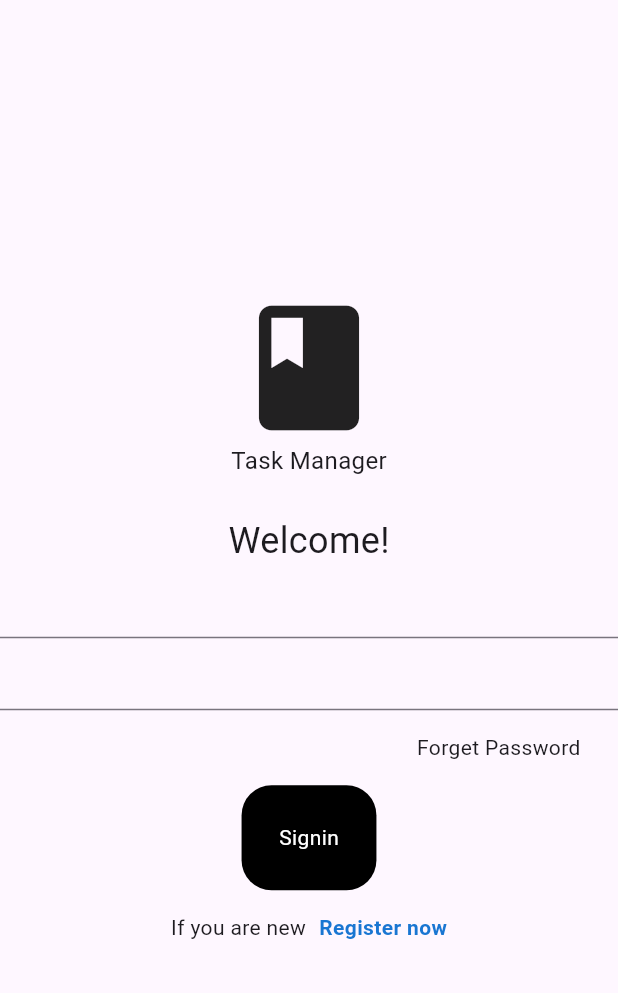
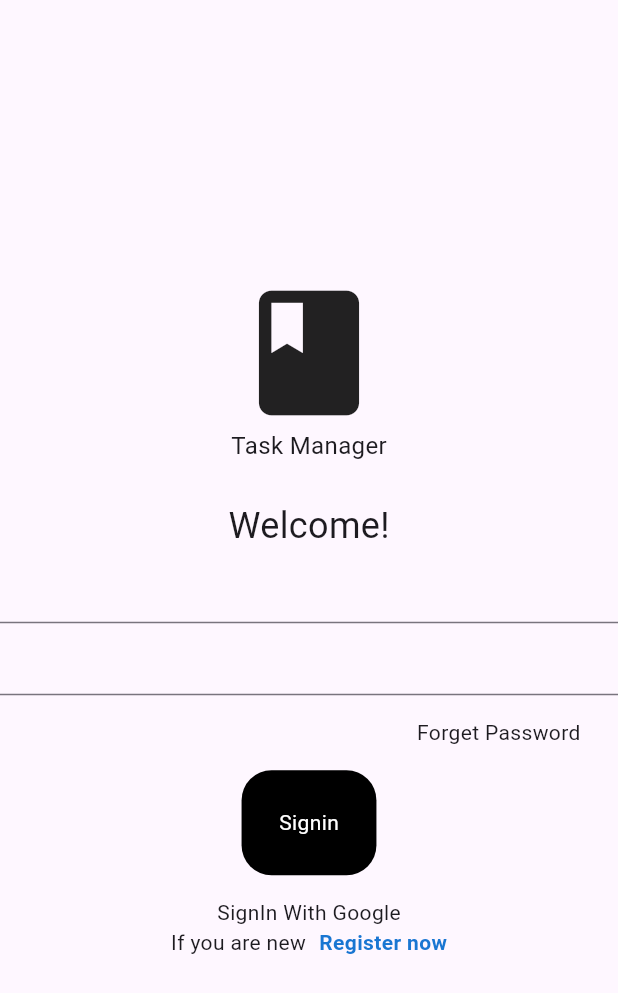
Before and after one commit to anuteshome/Flurd, a Flutter app: the screen it shows after launch, on a phone screen of 412 x 824 dp. Shown: the top 993 px of the screen. Run offline on Flutter 3.47's test engine with Material 3 defaults, Android fonts, the light colour scheme and no system bars; our stand-ins replace cloud_firestore, firebase_auth, firebase_core, google_sign_in; accounts and stored records are empty.

Commit message:
fix: Making GoogleAuth

```diff
--- a/lib/pages/LoginPage.dart
+++ b/lib/pages/LoginPage.dart
@@ -2,6 +2,7 @@ import 'package:flutter/material.dart';
 import 'package:firebase_auth/firebase_auth.dart';
 import 'package:flurd/Component/Button.dart';
 import 'package:flurd/pages/home_page.dart';
+import 'package:flurd/Services/GoogleAuth.dart';
 
 
 class Loginpage extends StatefulWidget {
@@ -79,7 +80,11 @@ MyButton(
   onTap: TaskSign,
   text: "Signin",
 ),
+GestureDetector(
+  onTap:Googleauth().signinGoogle,
+  child: Text("SignIn With Google"),
 
+),
 Row(
   mainAxisAlignment: MainAxisAlignment.center,
   children: [
--- a/pubspec.yaml
+++ b/pubspec.yaml
@@ -37,6 +37,7 @@ dependencies:
   firebase_core: ^4.4.0
   cloud_firestore: ^6.1.2
   firebase_auth: ^6.1.4
+  google_sign_in: ^6.2.1
 
 dev_dependencies:
   flutter_test:
```
Also changed, not shown: lib/Services/GoogleAuth.dart (+11 -0 lines), pubspec.lock, 1 other file.
